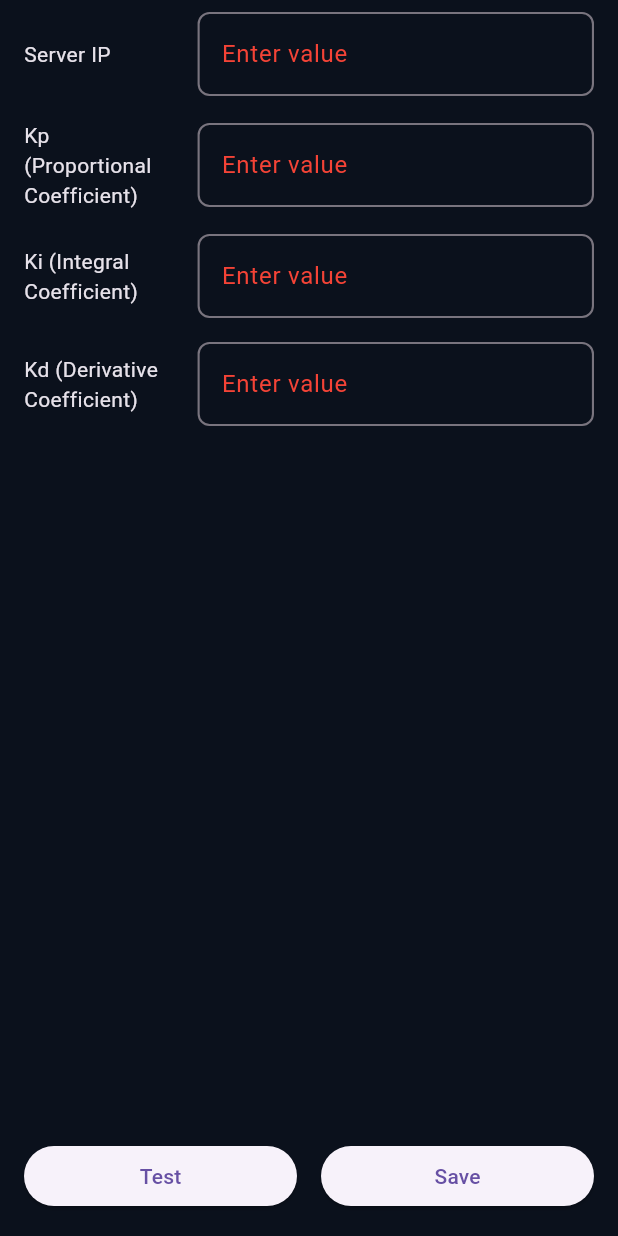
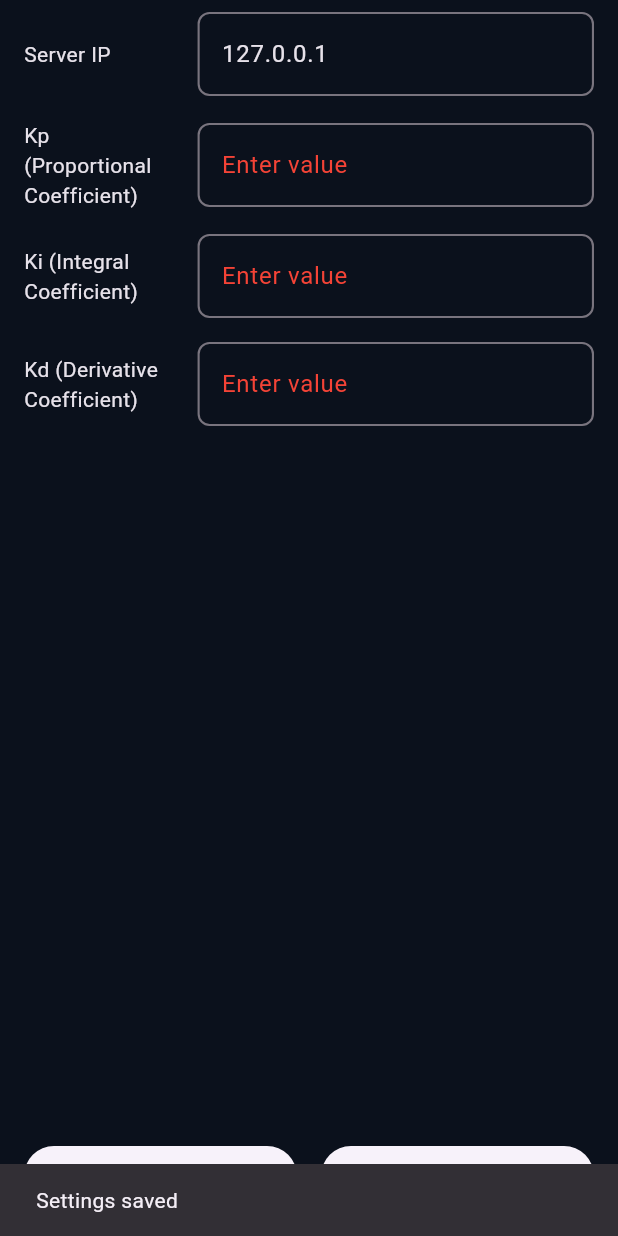
Before and after one commit to MathieuPlachot/SimplePilot, a Flutter app: the SettingsPage screen opened directly, after a tap on "Save", on a phone screen of 412 x 824 dp. Run offline on Flutter 3.47's test engine with Material 3 defaults, Android fonts, the phone set to English and light mode, and no system bars; our stand-ins replace shared_preferences, wakelock_plus; accounts and stored records are empty.

Commit message:
feat(settings): save IP

```diff
--- a/FlutterPilot/flutter_pilot/lib/pages/settings_page.dart
+++ b/FlutterPilot/flutter_pilot/lib/pages/settings_page.dart
@@ -1,4 +1,6 @@
 import 'package:flutter/material.dart';
+import 'package:provider/provider.dart';
+import 'package:flutter_pilot/services/udp_handler.dart';
 
 class SettingsPage extends StatefulWidget {
   @override
@@ -6,8 +8,9 @@ class SettingsPage extends StatefulWidget {
 }
 
 class _SettingsPageState extends State<SettingsPage> {
+  final TextEditingController _serverIpController = TextEditingController();
+
   final List<String> parametersList = [
-    'Server IP',
     'Kp (Proportional Coefficient)',
     'Ki (Integral Coefficient)',
     'Kd (Derivative Coefficient)',
@@ -19,24 +22,43 @@ class _SettingsPageState extends State<SettingsPage> {
   );
 
   @override
+  void initState() {
+    super.initState();
+    _serverIpController.text = context.read<UDPHandler>().serverIpAddress;
+  }
+
+  @override
   void dispose() {
+    _serverIpController.dispose();
     for (TextEditingController controller in _controllers) {
       controller.dispose();
     }
     super.dispose();
   }
 
-  Widget _buildLabeledTextField(int index) {
+  void _saveSettings() {
+    context.read<UDPHandler>().setServerIpAddress(
+      _serverIpController.text.trim(),
+    );
+    ScaffoldMessenger.of(
+      context,
+    ).showSnackBar(SnackBar(content: Text('Settings saved')));
+  }
+
+  Widget _buildLabeledTextField(
+    String label,
+    TextEditingController controller,
+  ) {
     return Padding(
       padding: const EdgeInsets.symmetric(vertical: 8.0, horizontal: 16.0),
       child: Row(
         children: [
-          Expanded(flex: 2, child: Text(parametersList[index])),
+          Expanded(flex: 2, child: Text(label)),
           SizedBox(width: 10),
           Expanded(
             flex: 5,
             child: TextField(
-              controller: _controllers[index],
+              controller: controller,
               decoration: InputDecoration(
                 border: OutlineInputBorder(),
                 hintText: 'Enter value',
@@ -54,9 +76,12 @@ class _SettingsPageState extends State<SettingsPage> {
       body: Column(
         children: [
           Expanded(
-            child: ListView.builder(
-              itemCount: parametersList.length,
-              itemBuilder: (context, index) => _buildLabeledTextField(index),
+            child: ListView(
+              children: [
+                _buildLabeledTextField('Server IP', _serverIpController),
+                for (int i = 0; i < parametersList.length; i++)
+                  _buildLabeledTextField(parametersList[i], _controllers[i]),
+              ],
             ),
           ),
           Padding(
@@ -74,9 +99,7 @@ class _SettingsPageState extends State<SettingsPage> {
                 SizedBox(width: 16),
                 Expanded(
                   child: ElevatedButton(
-                    onPressed: () {
-                      // Handle second button press
-                    },
+                    onPressed: _saveSettings,
                     child: Text('Save'),
                   ),
                 ),
--- a/FlutterPilot/flutter_pilot/lib/services/udp_handler.dart
+++ b/FlutterPilot/flutter_pilot/lib/services/udp_handler.dart
@@ -3,9 +3,12 @@ import 'dart:io';
 import 'dart:convert';
 import 'package:flutter/material.dart';
 import 'package:flutter_pilot/models/connection_status.model.dart';
+import 'package:shared_preferences/shared_preferences.dart';
 
 class UDPHandler extends ChangeNotifier {
-  String _serverIpAddress = '10.3.141.1'; //127.0.0.1'; // '10.3.141.1';
+  static const String _serverIpAddressPrefKey = 'server_ip_address';
+
+  String _serverIpAddress = '127.0.0.1'; // '10.3.141.1';
   int _serverPort = 50002;
   int _listenPort = 0;
   int _pollingRate = 500; // every 500ms
@@ -18,9 +21,28 @@ class UDPHandler extends ChangeNotifier {
 
   ConnectionStatus get connectionStatus => _connectionStatus;
   Map<String, dynamic>? get data => _data;
+  String get serverIpAddress => _serverIpAddress;
 
   UDPHandler() {
+    _loadServerIpAddress();
     openSocket();
+  }
+
+  Future<void> _loadServerIpAddress() async {
+    final prefs = await SharedPreferences.getInstance();
+    final savedIpAddress = prefs.getString(_serverIpAddressPrefKey);
+    if (savedIpAddress != null && savedIpAddress.isNotEmpty) {
+      _serverIpAddress = savedIpAddress;
+      notifyListeners();
+    }
+  }
+
+  Future<void> setServerIpAddress(String ipAddress) async {
+    _serverIpAddress = ipAddress;
+    notifyListeners();
+
+    final prefs = await SharedPreferences.getInstance();
+    await prefs.setString(_serverIpAddressPrefKey, ipAddress);
   }
 
   @override
@@ -121,23 +143,27 @@ class UDPHandler extends ChangeNotifier {
 
     InternetAddress server = InternetAddress(_serverIpAddress);
     final List<int> data = json.encode(commandJson).codeUnits;
+    print(
+      'Sending UDP command to $_serverIpAddress:$_serverPort -> $commandJson',
+    );
     _socket!.send(data, server, _serverPort);
 
-    // Cancel any previous timer
-    _timeoutTimer?.cancel();
-
-    // Start new timeout
-    _timeoutTimer = Timer(_connectionThreshold, () {
-      // If timer fires → no response received in time
+    // Only arm the watchdog if one isn't already pending. It must only be
+    // reset when a response actually arrives (_handleIncomingMessage) -
+    // resetting it on every send would keep pushing it out on each poll
+    // tick (500ms) and it would never get a chance to fire at 3s.
+    _timeoutTimer ??= Timer(_connectionThreshold, () {
       _updateConnectionStatus(ConnectionStatus.disconnected);
+      _timeoutTimer = null;
     });
   }
 
   void _handleIncomingMessage() {
-    // Cancel pending timeout
+    // A response came in → cancel the watchdog and mark connected. The next
+    // sendCommand call will arm a fresh watchdog for the next response.
     _timeoutTimer?.cancel();
+    _timeoutTimer = null;
 
-    // A response came in → connected
     _updateConnectionStatus(ConnectionStatus.connected);
   }
 
--- a/FlutterPilot/flutter_pilot/lib/styles/app_themes.dart
+++ b/FlutterPilot/flutter_pilot/lib/styles/app_themes.dart
@@ -5,7 +5,10 @@ class AppTheme {
   static ThemeData darkTheme = ThemeData(
     primaryColor: AppColors.primary,
     scaffoldBackgroundColor: AppColors.background,
-    textTheme: TextTheme(bodyMedium: TextStyle(color: AppColors.textDark)),
+    textTheme: TextTheme(
+      bodyMedium: TextStyle(color: AppColors.textDark),
+      bodyLarge: TextStyle(color: AppColors.textDark),
+    ),
     appBarTheme: const AppBarTheme(
       backgroundColor: AppColors.navbarBackground,
       foregroundColor: AppColors.textDark,
--- a/FlutterPilot/flutter_pilot/pubspec.yaml
+++ b/FlutterPilot/flutter_pilot/pubspec.yaml
@@ -12,6 +12,7 @@ dependencies:
   english_words: ^4.0.0
   provider: ^6.1.5
   wakelock_plus: ^1.4.0
+  shared_preferences: ^2.5.5
 
 dev_dependencies:
   flutter_test:
```
Also changed, not shown: FlutterPilot/flutter_pilot/pubspec.lock, 1 other file.
